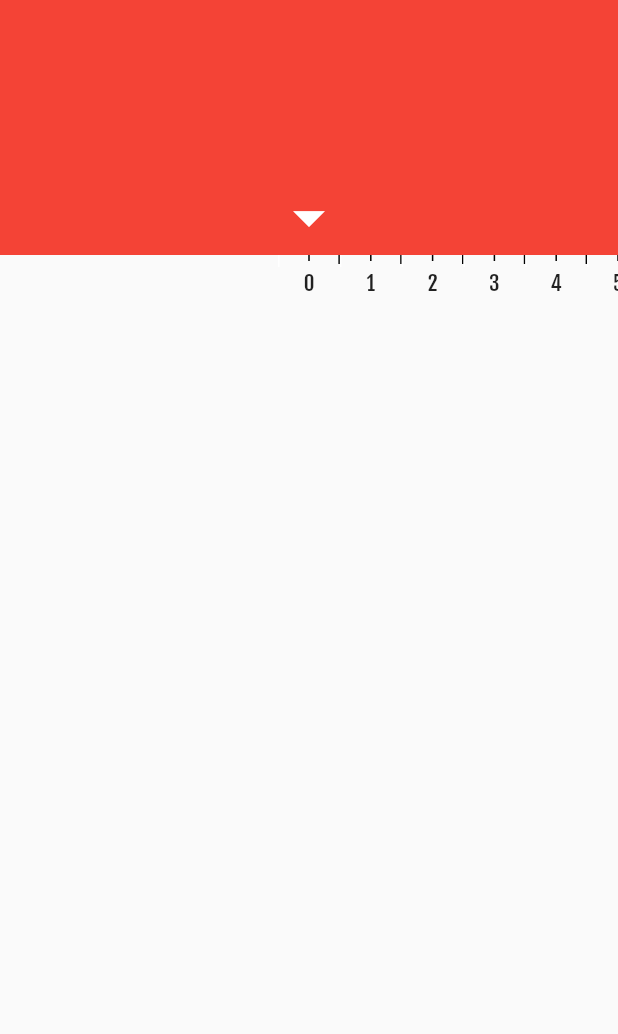
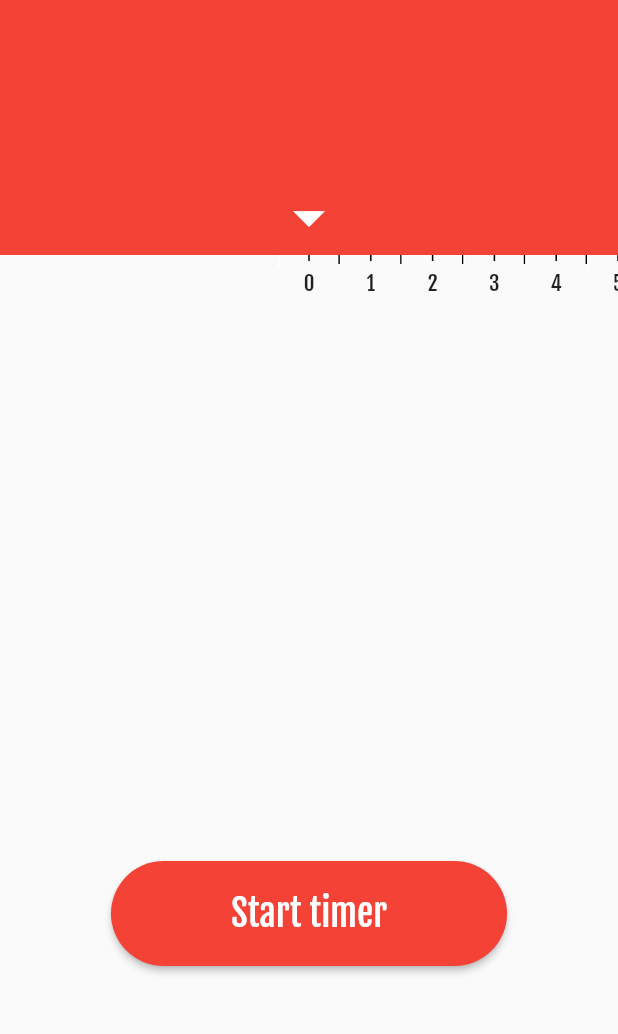
Before and after one commit to achernoprudov/pomodoro, a Flutter app: the screen it shows after launch, on a phone screen of 412 x 824 dp, the part 195-1229 px from its top. Run offline on Flutter 3.47's test engine with Material 2 defaults, Android fonts, the phone set to English and light mode, and no system bars.

```diff
--- a/lib/src/home_container_page.dart
+++ b/lib/src/home_container_page.dart
@@ -1,16 +1,21 @@
 import 'package:flutter/material.dart';
-import 'package:pomodoro/src/picker_page.dart';
+import 'package:pomodoro/src/picker/picker_page.dart';
+import 'package:pomodoro/src/timer/timer_page.dart';
 
 class HomeContainerPage extends StatelessWidget {
   @override
   Widget build(BuildContext context) {
     return Material(
       child: PageView.builder(
-        itemCount: 1,
+        scrollDirection: Axis.vertical,
+        physics: NeverScrollableScrollPhysics(),
+        itemCount: 2,
         itemBuilder: (context, index) {
           switch (index) {
             case 0:
               return PickerPage();
+            case 1:
+              return TimerPage();
             default:
               return Text('error');
           }
--- a/lib/src/picker_page.dart
+++ b/lib/src/picker/picker_page.dart
@@ -1,7 +1,6 @@
 import 'package:flutter/material.dart';
 import 'package:flutter/cupertino.dart';
-import 'package:flutter/services.dart';
-import 'package:pomodoro/src/interval_widget.dart';
+import 'package:pomodoro/src/picker/scale/scale_widget.dart';
 
 class PickerPage extends StatelessWidget {
   @override
@@ -26,21 +25,9 @@ class PickerPage extends StatelessWidget {
               ),
             ),
             Expanded(
-              child: PageView.builder(
-                itemCount: 30,
-                scrollDirection: Axis.horizontal,
-                pageSnapping: false,
-                physics: PageScrollPhysics(), // TODO custom page scroll physics
-                onPageChanged: (index) {
-                  if (theme.platform == TargetPlatform.iOS) {
-                    HapticFeedback.selectionClick();
-                  }
-
-                },
-                controller: PageController(viewportFraction: 0.1),
-                itemBuilder: (_, index) => IntervalWidget(
-                      interval: index,
-                    ),
+              child: ScaleWidget(
+                itemsCount: 30,
+                onChangeSelection: (value) {},
               ),
             ),
           ],
@@ -53,6 +40,21 @@ class PickerPage extends StatelessWidget {
             style: textTheme.display3.copyWith(color: Colors.white),
           ),
         ),
+        Container(
+          alignment: Alignment.bottomCenter,
+          padding: EdgeInsets.only(bottom: 50),
+          child: RaisedButton(
+            onPressed: () {},
+            color: Colors.red,
+            padding: EdgeInsets.symmetric(horizontal: 80, vertical: 20),
+            child: Text(
+              'Start timer',
+              style: textTheme.headline.copyWith(color: Colors.white),
+            ),
+            shape:
+                RoundedRectangleBorder(borderRadius: BorderRadius.circular(40)),
+          ),
+        )
       ],
     );
   }
--- a/lib/src/interval_widget.dart
+++ b/lib/src/picker/scale/scale_item_widget.dart
@@ -1,9 +1,9 @@
 import 'package:flutter/material.dart';
 
-class IntervalWidget extends StatelessWidget {
+class ScaleItemWidget extends StatelessWidget {
   final int interval;
 
-  const IntervalWidget({Key key, this.interval}) : super(key: key);
+  const ScaleItemWidget({Key key, this.interval}) : super(key: key);
 
   @override
   Widget build(BuildContext context) {
--- /dev/null
+++ b/lib/src/picker/scale/scale_widget.dart
@@ -0,0 +1,35 @@
+import 'package:flutter/material.dart';
+import 'package:flutter/services.dart';
+import 'scale_item_widget.dart';
+
+class ScaleWidget extends StatelessWidget {
+  final int itemsCount;
+  final ValueChanged<int> onChangeSelection;
+
+  const ScaleWidget(
+      {Key key, @required this.itemsCount, @required this.onChangeSelection})
+      : super(key: key);
+
+  @override
+  Widget build(BuildContext context) {
+    var theme = Theme.of(context);
+    return PageView.builder(
+      itemCount: itemsCount,
+      scrollDirection: Axis.horizontal,
+      pageSnapping: false,
+      // TODO custom page scroll physics
+      physics: PageScrollPhysics(),
+      onPageChanged: (index) {
+        if (theme.platform == TargetPlatform.iOS) {
+          HapticFeedback.selectionClick();
+        }
+        onChangeSelection(index);
+      },
+      // TODO make edge fraction
+      controller: PageController(viewportFraction: 0.1),
+      itemBuilder: (_, index) => ScaleItemWidget(
+            interval: index,
+          ),
+    );
+  }
+}
--- /dev/null
+++ b/lib/src/timer/timer_page.dart
@@ -0,0 +1,10 @@
+import 'package:flutter/material.dart';
+
+class TimerPage extends StatelessWidget {
+  @override
+  Widget build(BuildContext context) {
+    return Container(
+      child: Text('Timer'),
+    );
+  }
+}
```
Also changed, not shown: lib/src/timer_state.dart (added).
